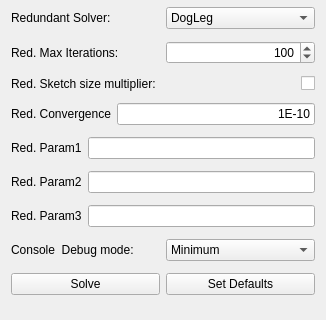
berndhahnebach/All_FreeCAD, file src/Mod/Sketcher/Gui/TaskSketcherSolverAdvanced.ui: the form before one commit; both pictures show x 0 to 326 and y 310 to 630 of the 326 by 630 pixel window.
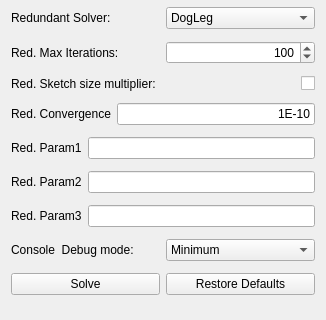
The form after the commit. Custom widgets are drawn as their Qt base class.

Commit message:
Sketcher: Rename of the "Defaults" button of the advanced solver dialog
=======================================================================

Just renaming the button and adding a tooltip as discussed here:
http://forum.freecadweb.org/viewtopic.php?f=8&t=12180&start=30#p98221

Diff of the .ui file:
```diff
--- a/src/Mod/Sketcher/Gui/TaskSketcherSolverAdvanced.ui
+++ b/src/Mod/Sketcher/Gui/TaskSketcherSolverAdvanced.ui
@@ -558,7 +558,7 @@
      <item>
       <widget class="QPushButton" name="pushButtonDefaults">
        <property name="text">
-        <string>Set Defaults</string>
+        <string>Restore Defaults</string>
        </property>
       </widget>
      </item>
```
Left out of the diff: 3 changed lines with no effect on the pictures.
